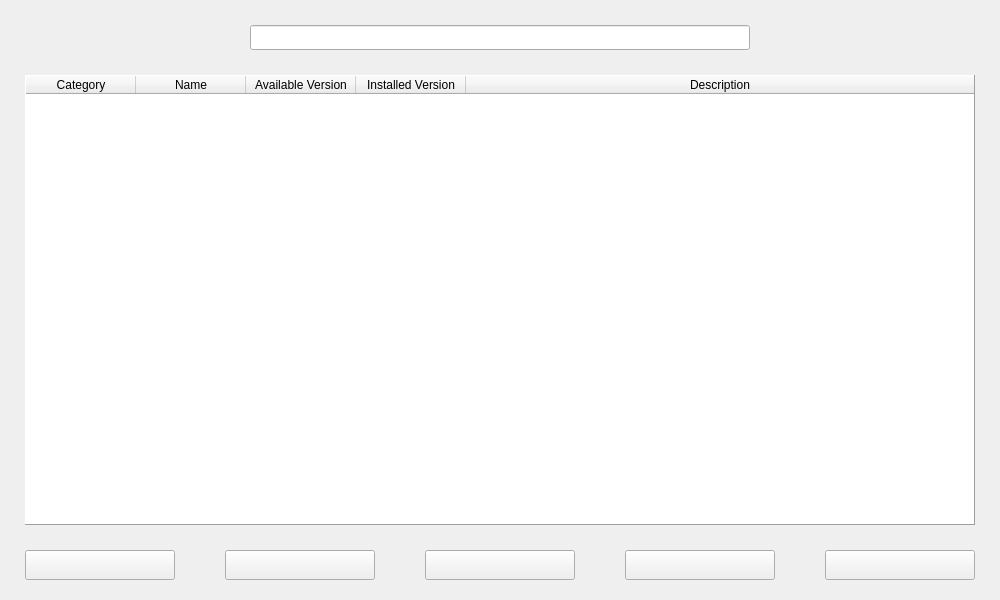
Qt form src/frontend/gui/ui/sisyphus-gui.ui (redcorelinux/sisyphus) before a commit.
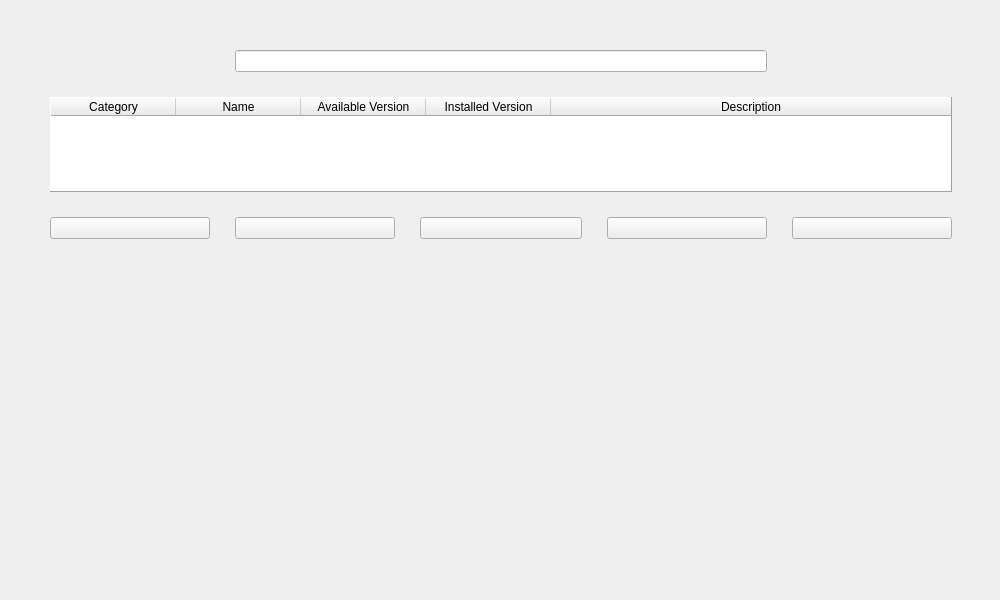
The same form after that commit. Icons and pictures are not drawn.

Commit message: sisyphus-gui : apply grid layout && allow interface to be resized

```diff
--- a/src/frontend/gui/ui/sisyphus-gui.ui
+++ b/src/frontend/gui/ui/sisyphus-gui.ui
@@ -19,7 +19,7 @@
     <verstretch>0</verstretch>
    </sizepolicy>
   </property>
-  <property name="maximumSize">
+  <property name="minimumSize">
    <size>
     <width>1000</width>
     <height>600</height>
@@ -32,21 +32,43 @@
    <iconset>
     <normaloff>../icon/sisyphus.png</normaloff>../icon/sisyphus.png</iconset>
   </property>
+  <widget class="QWidget" name="layoutWidget">
+   <property name="geometry">
+    <rect>
+     <x>25</x>
+     <y>25</y>
+     <width>952</width>
+     <height>239</height>
+    </rect>
+   </property>
+   <layout class="QGridLayout" name="gridLayout">
+    <property name="leftMargin">
+     <number>25</number>
+    </property>
+    <property name="topMargin">
+     <number>25</number>
+    </property>
+    <property name="rightMargin">
+     <number>25</number>
+    </property>
+    <property name="bottomMargin">
+     <number>25</number>
+    </property>
+    <property name="spacing">
+     <number>25</number>
+    </property>
+    <item row="0" column="1" colspan="3">
+     <widget class="QLineEdit" name="input">
+      <property name="toolTip">
+       <string>&lt;html&gt;&lt;head/&gt;&lt;body&gt;&lt;p align=&quot;center&quot;&gt;Write package name and press Enter&lt;/p&gt;&lt;/body&gt;&lt;/html&gt;</string>
+      </property>
+      <property name="clearButtonEnabled">
+       <bool>true</bool>
+      </property>
+     </widget>
+    </item>
+    <item row="1" column="0" colspan="5">
   <widget class="QTableWidget" name="database">
-   <property name="geometry">
-    <rect>
-     <x>25</x>
-     <y>75</y>
-     <width>950</width>
-     <height>450</height>
-    </rect>
-   </property>
-   <property name="maximumSize">
-    <size>
-     <width>950</width>
-     <height>500</height>
-    </size>
-   </property>
    <property name="frameShape">
     <enum>QFrame::Panel</enum>
    </property>
@@ -72,7 +94,7 @@
     <bool>true</bool>
    </attribute>
    <attribute name="horizontalHeaderDefaultSectionSize">
-    <number>110</number>
+       <number>125</number>
    </attribute>
    <attribute name="horizontalHeaderStretchLastSection">
     <bool>true</bool>
@@ -106,15 +128,29 @@
     </property>
    </column>
   </widget>
+    </item>
+    <item row="2" column="0">
+     <widget class="QPushButton" name="install">
+      <property name="toolTip">
+       <string>&lt;html&gt;&lt;head/&gt;&lt;body&gt;&lt;p align=&quot;center&quot;&gt;Install package&lt;/p&gt;&lt;/body&gt;&lt;/html&gt;</string>
+      </property>
+      <property name="text">
+       <string/>
+      </property>
+      <property name="icon">
+       <iconset>
+        <normaloff>../icon/install.png</normaloff>../icon/install.png</iconset>
+      </property>
+      <property name="iconSize">
+       <size>
+        <width>32</width>
+        <height>32</height>
+       </size>
+      </property>
+     </widget>
+    </item>
+    <item row="2" column="1">
   <widget class="QPushButton" name="uninstall">
-   <property name="geometry">
-    <rect>
-     <x>225</x>
-     <y>550</y>
-     <width>150</width>
-     <height>30</height>
-    </rect>
-   </property>
    <property name="toolTip">
     <string>&lt;html&gt;&lt;head/&gt;&lt;body&gt;&lt;p align=&quot;center&quot;&gt;Uninstall package&lt;/p&gt;&lt;/body&gt;&lt;/html&gt;</string>
    </property>
@@ -132,15 +168,9 @@
     </size>
    </property>
   </widget>
+    </item>
+    <item row="2" column="2">
   <widget class="QPushButton" name="orphans">
-   <property name="geometry">
-    <rect>
-     <x>425</x>
-     <y>550</y>
-     <width>150</width>
-     <height>30</height>
-    </rect>
-   </property>
    <property name="toolTip">
     <string>&lt;html&gt;&lt;head/&gt;&lt;body&gt;&lt;p align=&quot;center&quot;&gt;Remove orphan packages&lt;/p&gt;&lt;/body&gt;&lt;/html&gt;</string>
    </property>
@@ -158,64 +188,9 @@
     </size>
    </property>
   </widget>
-  <widget class="QPushButton" name="abort">
-   <property name="geometry">
-    <rect>
-     <x>825</x>
-     <y>550</y>
-     <width>150</width>
-     <height>30</height>
-    </rect>
-   </property>
-   <property name="toolTip">
-    <string>&lt;html&gt;&lt;head/&gt;&lt;body&gt;&lt;p align=&quot;center&quot;&gt;Exit Sisyphus&lt;/p&gt;&lt;/body&gt;&lt;/html&gt;</string>
-   </property>
-   <property name="icon">
-    <iconset>
-     <normaloff>../icon/exit.png</normaloff>../icon/exit.png</iconset>
-   </property>
-   <property name="iconSize">
-    <size>
-     <width>32</width>
-     <height>32</height>
-    </size>
-   </property>
-  </widget>
-  <widget class="QPushButton" name="install">
-   <property name="geometry">
-    <rect>
-     <x>25</x>
-     <y>550</y>
-     <width>150</width>
-     <height>30</height>
-    </rect>
-   </property>
-   <property name="toolTip">
-    <string>&lt;html&gt;&lt;head/&gt;&lt;body&gt;&lt;p align=&quot;center&quot;&gt;Install package&lt;/p&gt;&lt;/body&gt;&lt;/html&gt;</string>
-   </property>
-   <property name="text">
-    <string/>
-   </property>
-   <property name="icon">
-    <iconset>
-     <normaloff>../icon/install.png</normaloff>../icon/install.png</iconset>
-   </property>
-   <property name="iconSize">
-    <size>
-     <width>32</width>
-     <height>32</height>
-    </size>
-   </property>
-  </widget>
+    </item>
+    <item row="2" column="3">
   <widget class="QPushButton" name="upgrade">
-   <property name="geometry">
-    <rect>
-     <x>625</x>
-     <y>550</y>
-     <width>150</width>
-     <height>30</height>
-    </rect>
-   </property>
    <property name="toolTip">
     <string>&lt;html&gt;&lt;head/&gt;&lt;body&gt;&lt;p align=&quot;center&quot;&gt;Upgrade system&lt;/p&gt;&lt;/body&gt;&lt;/html&gt;</string>
    </property>
@@ -230,21 +205,25 @@
     </size>
    </property>
   </widget>
-  <widget class="QLineEdit" name="input">
-   <property name="geometry">
-    <rect>
-     <x>250</x>
-     <y>25</y>
-     <width>500</width>
-     <height>25</height>
-    </rect>
-   </property>
+    </item>
+    <item row="2" column="4">
+     <widget class="QPushButton" name="abort">
    <property name="toolTip">
-    <string>&lt;html&gt;&lt;head/&gt;&lt;body&gt;&lt;p align=&quot;center&quot;&gt;Write package name and press Enter&lt;/p&gt;&lt;/body&gt;&lt;/html&gt;</string>
-   </property>
-   <property name="clearButtonEnabled">
-    <bool>true</bool>
-   </property>
+       <string>&lt;html&gt;&lt;head/&gt;&lt;body&gt;&lt;p align=&quot;center&quot;&gt;Exit Sisyphus&lt;/p&gt;&lt;/body&gt;&lt;/html&gt;</string>
+      </property>
+      <property name="icon">
+       <iconset>
+        <normaloff>../icon/exit.png</normaloff>../icon/exit.png</iconset>
+      </property>
+      <property name="iconSize">
+       <size>
+        <width>32</width>
+        <height>32</height>
+       </size>
+      </property>
+     </widget>
+    </item>
+   </layout>
   </widget>
  </widget>
  <tabstops>
```
Left out of the diff: 3 changed lines with no effect on the pictures. Lines whose indentation alone changed are shown as unchanged.
